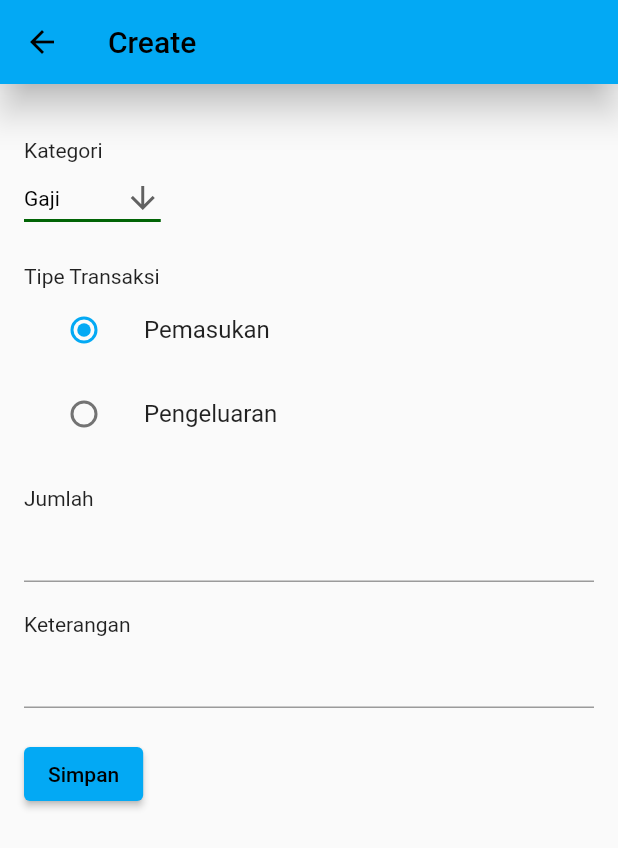
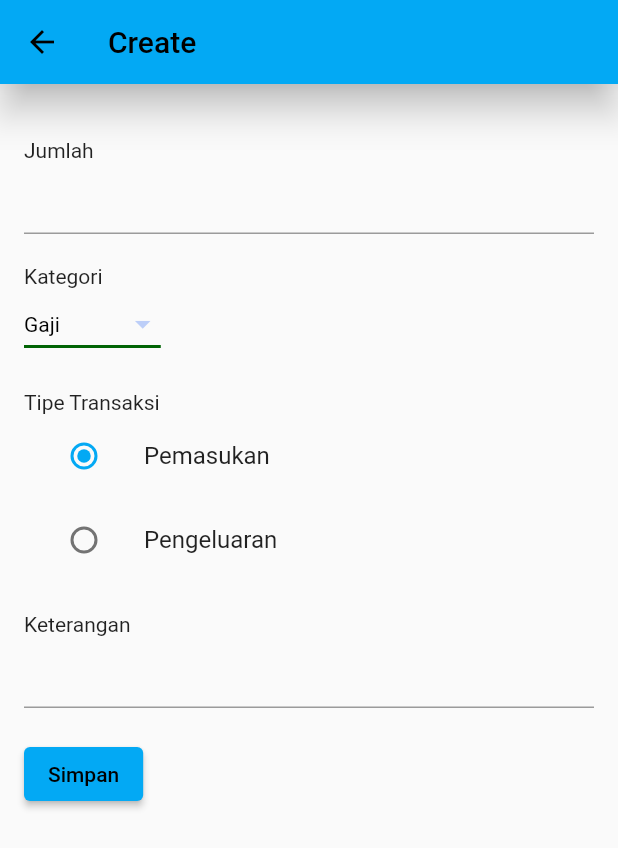
Before and after one commit to vitarahmada/Kel5PMobile, a Flutter app: the screen it shows after launch, after a tap on the "add" icon, on a phone screen of 412 x 824 dp. Shown: the top 848 px of the screen. Run offline on Flutter 3.47's test engine with Material 2 defaults, Android fonts, the phone set to English and light mode, and no system bars; our stand-ins replace sqflite; accounts and stored records are empty.

Commit message:
memperbaiki query databse, dan perbarui create_screen

```diff
--- a/lib/create_screen.dart
+++ b/lib/create_screen.dart
@@ -32,7 +32,7 @@ class _CreateScreenState extends State<CreateScreen> {
   Widget build(BuildContext context) {
     return Scaffold(
         appBar: AppBar(
-            title: Text("Create"),
+            title: const Text("Create"),
             elevation: 10,
             ),
         body: SingleChildScrollView(
@@ -42,18 +42,26 @@ class _CreateScreenState extends State<CreateScreen> {
             child: Column(
               crossAxisAlignment: CrossAxisAlignment.start,
               children: [
-                SizedBox(
+                const SizedBox(
                   height: 20,
                 ),
-                Text("Kategori"),
+                const Text("Jumlah"),
+                TextField(
+                  controller: totalController,
+                ),
+                const SizedBox(
+                  height: 20,
+                ),
+                const Text("Kategori"),
                 DropdownButton<String>(
                   value: dropdownValue,
-                  icon: const Icon(Icons.arrow_downward),
+                  icon: const Icon(Icons.arrow_drop_down, color: Color.fromARGB(255, 188, 206, 248)),
                   elevation: 16,
                   style: const TextStyle(color: Colors.black),
                   underline: Container(
                     height: 2,
-                    color: Color.fromARGB(255, 1, 100, 5),
+                    width: 5,
+                    color: const Color.fromARGB(255, 1, 100, 5),
                   ),
                   onChanged: (String? value) {
                     setState(() {
@@ -67,12 +75,12 @@ class _CreateScreenState extends State<CreateScreen> {
                     );
                   }).toList(),
                 ),
-                SizedBox(
+                const SizedBox(
                   height: 20,
                 ),
-                Text("Tipe Transaksi"),
+                const Text("Tipe Transaksi"),
                 ListTile(
-                  title: Text("Pemasukan"),
+                  title: const Text("Pemasukan"),
                   leading: Radio(
                       groupValue: _value,
                       value: 1,
@@ -83,7 +91,7 @@ class _CreateScreenState extends State<CreateScreen> {
                       }),
                 ),
                 ListTile(
-                  title: Text("Pengeluaran"),
+                  title: const Text("Pengeluaran"),
                   leading: Radio(
                       groupValue: _value,
                       value: 2,
@@ -93,26 +101,18 @@ class _CreateScreenState extends State<CreateScreen> {
                         });
                       }),
                 ),
-                SizedBox(
+                const SizedBox(
                   height: 20,
                 ),
-                Text("Jumlah"),
-                TextField(
-                  controller: totalController,
-                ),
-                SizedBox(
-                  height: 20,
-                ),
-                Text("Keterangan"),
+                const Text("Keterangan"),
                 TextField(
                   controller: ketController,
                 ),
-                SizedBox(
+                const SizedBox(
                   height: 20,
                 ),
                 ElevatedButton(
                     onPressed: () async {
-                      color:
                       Colors.black;
                       int total = int.parse(totalController.text);
                       await databaseInstance.insert({
@@ -127,7 +127,7 @@ class _CreateScreenState extends State<CreateScreen> {
                       //print("sudah masuk : " + idInsert.toString());
                       Navigator.pop(context);
                     },
-                    child: Text("Simpan")),
+                    child: const Text("Simpan")),
               ],
             ),
           )),
--- a/lib/database_instance.dart
+++ b/lib/database_instance.dart
@@ -33,7 +33,7 @@ class DatabaseInstance {
 
   Future _onCreate(Database db, int version) async {
     await db.execute(
-        'CREATE TABLE ${namaTabel} ($id INTEGER PRIMARY KEY, $ket TEXT NULL, $kategori TEXT NULL, $type INTEGER, $total INTEGER ,$createdAt TEXT NULL, $updatedAt TEXT NULL)');
+        'CREATE TABLE $namaTabel ($id INTEGER PRIMARY KEY, $ket TEXT NULL, $kategori TEXT NULL, $type INTEGER, $total INTEGER ,$createdAt TEXT NULL, $updatedAt TEXT NULL)');
   }
 
   Future<List<TransaksiModel>> getAll() async {
@@ -51,7 +51,7 @@ class DatabaseInstance {
 
   Future<int> totalPemasukan() async {
     final queryMasuk = await _database?.rawQuery(
-        "SELECT SUM(total) as totalPemasukan FROM ${namaTabel} WHERE type = 1");
+        "SELECT SUM(total) as totalPemasukan FROM $namaTabel WHERE type = 1");
     if (queryMasuk?.first['totalPemasukan'] == null) {
       return 0;
     }
@@ -60,7 +60,7 @@ class DatabaseInstance {
 
   Future<int> totalPengeluaran() async {
     final queryKeluar = await _database?.rawQuery(
-        "SELECT SUM(total) as totalPengeluaran FROM ${namaTabel} WHERE type = 2");
+        "SELECT SUM(total) as totalPengeluaran FROM $namaTabel WHERE type = 2");
     if (queryKeluar?.first['totalPengeluaran'] == null) {
       return 0;
     }
@@ -69,10 +69,10 @@ class DatabaseInstance {
 
   Future<int> saldo() async {
     final queryMasuk = await _database?.rawQuery(
-        "SELECT SUM(total) as totalPemasukan FROM ${namaTabel} WHERE type = 1");
+        "SELECT SUM(total) as totalPemasukan FROM $namaTabel WHERE type = 1");
 
     final queryKeluar = await _database?.rawQuery(
-        "SELECT SUM(total) as totalPengeluaran FROM ${namaTabel} WHERE type = 2");
+        "SELECT SUM(total) as totalPengeluaran FROM $namaTabel WHERE type = 2");
 
     if (queryMasuk?.first['totalPemasukan'] == null && queryKeluar?.first['totalPengeluaran'] == null) {
       return 0;
@@ -88,6 +88,10 @@ class DatabaseInstance {
     }
   }
 
+  Future<int> laporan() async {
+    return 0;
+  }
+
   Future<int> hapus(idTransaksi) async {
     final query = await _database!
         .delete(namaTabel, where: '$id = ?', whereArgs: [idTransaksi]);
--- a/lib/home.dart
+++ b/lib/home.dart
@@ -31,8 +31,8 @@ class _MyHomePageState extends State<MyHomePage> {
 
   showAlertDialog(BuildContext contex, int idTransaksi) {
     AlertDialog alertDialog = AlertDialog(
-      title: Text("Peringatan!"),
-      content: Text("Apakah Anda yakin ingin menghapus?"),
+      title: const Text("Peringatan!"),
+      content: const Text("Apakah Anda yakin ingin menghapus?"),
       actions: <Widget>[
         TextButton(
           onPressed: () {
@@ -40,7 +40,7 @@ class _MyHomePageState extends State<MyHomePage> {
                 const SnackBar(content: Text('Deleting is cancelled!')));
             Navigator.pop(context);
           },
-          child: Text('Tidak'),
+          child: const Text('Tidak'),
         ),
         TextButton(
             onPressed: () async {
@@ -51,7 +51,7 @@ class _MyHomePageState extends State<MyHomePage> {
               Navigator.of(contex, rootNavigator: true).pop();
               _refresh();
             },
-            child: Text('Ya')),
+            child: const Text('Ya')),
       ],
     );
 
@@ -66,7 +66,7 @@ class _MyHomePageState extends State<MyHomePage> {
   Widget build(BuildContext context) {
     return Scaffold(
         appBar: AppBar(
-          title: Text("Catatan Keuangan"),
+          title: const Text("Catatan Keuangan"),
           elevation: 5.0,
         ),
         body: RefreshIndicator(
@@ -79,10 +79,10 @@ class _MyHomePageState extends State<MyHomePage> {
                     flex: 3,
                     fit: FlexFit.tight,
                     child: Container(
-                      color: Color.fromARGB(255, 188, 206, 248),
+                      color: const Color.fromARGB(255, 188, 206, 248),
                       child: Column(
                         children: [
-                          Padding(padding: EdgeInsets.all(10)),
+                          const Padding(padding: EdgeInsets.all(10)),
                           Flexible(
                             flex: 1,
                             child: FutureBuilder(
@@ -90,13 +90,13 @@ class _MyHomePageState extends State<MyHomePage> {
                                 builder: (context, snapshot) {
                                   if (snapshot.connectionState ==
                                       ConnectionState.waiting) {
-                                    return Text("-");
+                                    return const Text("-");
                                   } else {
                                     if (snapshot.hasData) {
                                       return Text(
                                           "Saldo : Rp. ${snapshot.data.toString()}");
                                     } else {
-                                      return Text("");
+                                      return const Text("");
                                     }
                                   }
                                 }),
@@ -108,13 +108,13 @@ class _MyHomePageState extends State<MyHomePage> {
                                   builder: (context, snapshot) {
                                     if (snapshot.connectionState ==
                                         ConnectionState.waiting) {
-                                      return Text("-");
+                                      return const Text("-");
                                     } else {
                                       if (snapshot.hasData) {
                                         return Text(
                                             "Total pemasukan : Rp. ${snapshot.data.toString()}");
                                       } else {
-                                        return Text("");
+                                        return const Text("");
                                       }
                                     }
                                   })),
@@ -125,25 +125,25 @@ class _MyHomePageState extends State<MyHomePage> {
                                 builder: (context, snapshot) {
                                   if (snapshot.connectionState ==
                                       ConnectionState.waiting) {
-                                    return Text("-");
+                                    return const Text("-");
                                   } else {
                                     if (snapshot.hasData) {
                                       return Text(
                                           "Total pengeluaran : Rp. ${snapshot.data.toString()}");
                                     } else {
-                                      return Text("");
+                                      return const Text("");
                                     }
                                   }
                                 }),
                           ),
-                          Padding(padding: EdgeInsets.all(10)),
+                          const Padding(padding: EdgeInsets.all(10)),
                         ],
                       ),
                     ),
                   )
                 ])),
-            Padding(padding: EdgeInsets.all(3)),
-            Flexible(
+            const Padding(padding: EdgeInsets.all(3)),
+            const Flexible(
                 flex: 1,
                 child: Text(
                   "History",
@@ -155,7 +155,7 @@ class _MyHomePageState extends State<MyHomePage> {
                     future: databaseInstance!.getAll(),
                     builder: (context, snapshot) {
                       if (snapshot.connectionState == ConnectionState.waiting) {
-                        return Text("Loading");
+                        return const Text("Loading");
                       } else {
                         if (snapshot.hasData) {
                           return ListView.builder(
@@ -166,26 +166,23 @@ class _MyHomePageState extends State<MyHomePage> {
                                       const EdgeInsets.fromLTRB(20, 5, 20, 5),
                                   child: ListTile(
                                       onTap: () {},
-                                      leading: Container(
+                                      leading: SizedBox(
                                         width: 50,
                                         child: snapshot.data![index].type == 1
                                             ? IconButton(
-                                                icon: Icon(Icons.download),
+                                                icon: const Icon(Icons.download),
                                                 color: Colors.green,
                                                 onPressed: () {},
                                               )
                                             : IconButton(
-                                                icon: Icon(Icons.upload),
+                                                icon: const Icon(Icons.upload),
                                                 color: Colors.redAccent,
                                                 onPressed: () {},
                                               ),
                                       ),
                                       tileColor:
-                                          Color.fromARGB(255, 188, 206, 248),
-                                      title: Text(snapshot.data![index].kategori!.toString() +
-                                          " : " +
-                                          snapshot.data![index].total
-                                              .toString()),
+                                          const Color.fromARGB(255, 188, 206, 248),
+                                      title: Text("${snapshot.data![index].kategori!} : ${snapshot.data![index].total}"),
                                       subtitle: Text((snapshot
                                           .data![index].updatedAt
                                           .toString())),
@@ -230,19 +227,19 @@ class _MyHomePageState extends State<MyHomePage> {
                                 );
                               });
                         } else {
-                          return Text("Tidak ada data");
+                          return const Text("Tidak ada data");
                         }
                       }
                     })),
           ]),
         ),
         floatingActionButton: FloatingActionButton(
-            child: const Icon(Icons.add),
             foregroundColor: Colors.black,
             onPressed: () {
               Navigator.push(context, MaterialPageRoute(builder: (context) {
-                return CreateScreen();
+                return const CreateScreen();
               }));
-            }));
+            },
+            child: const Icon(Icons.add)));
   }
 }
--- a/lib/main.dart
+++ b/lib/main.dart
@@ -2,17 +2,19 @@ import 'package:flutter/material.dart';
 import './home.dart';
 
 void main() {
-  runApp(MyApp());
+  runApp(const MyApp());
 }
 
 class MyApp extends StatelessWidget {
+  const MyApp({super.key});
+
   @override
   Widget build(BuildContext context) {
     return MaterialApp(
       debugShowCheckedModeBanner: false,
       title: "Catatan Keuangan",
       theme: ThemeData(primarySwatch: Colors.lightBlue),
-      home: MyHomePage(),
+      home: const MyHomePage(),
     );
   }
 }
```
Also changed, not shown: lib/update_screen.dart (+14 -14 lines), 1 other file.
